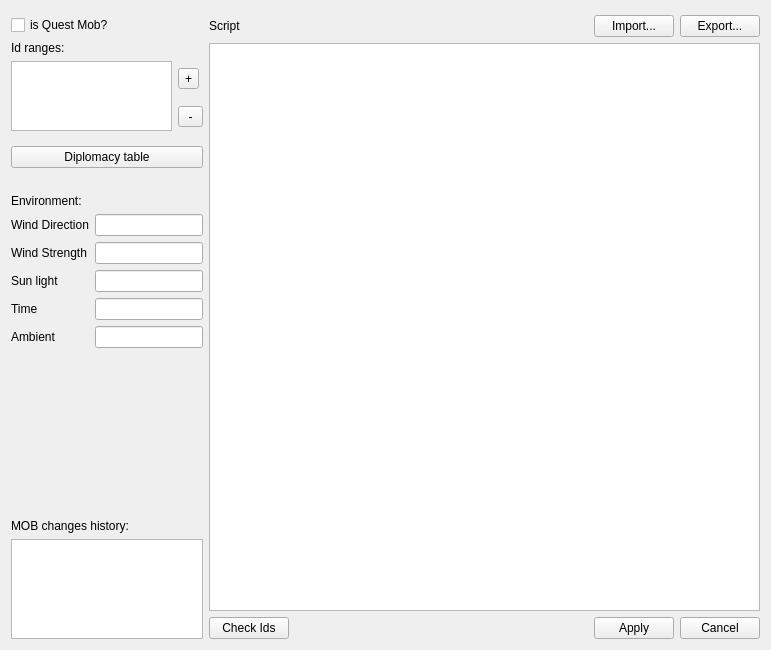
This is mob_parameters.ui in konstvest/ei_maper as Qt 5 draws it before an edit. The edited form follows.
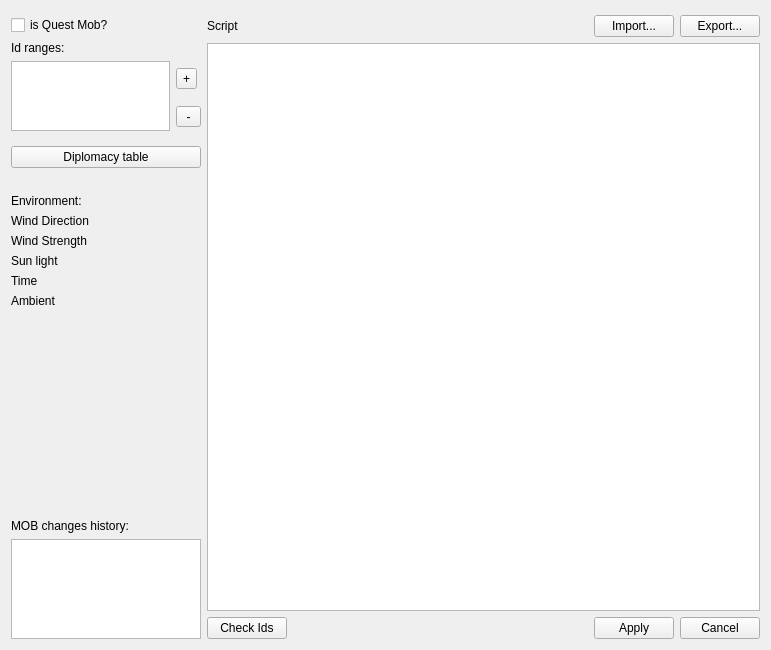
This is the edited form.

Commit message: redesign SWorldset to class CWorldSet

Diff of the .ui file:
```diff
--- a/mob_parameters.ui
+++ b/mob_parameters.ui
@@ -178,16 +178,6 @@
             </property>
            </widget>
           </item>
-          <item row="2" column="1">
-           <widget class="QLineEdit" name="windStrEdit">
-            <property name="minimumSize">
-             <size>
-              <width>0</width>
-              <height>0</height>
-             </size>
-            </property>
-           </widget>
-          </item>
           <item row="3" column="0">
            <widget class="QLabel" name="sunLight">
             <property name="text">
@@ -195,16 +185,6 @@
             </property>
            </widget>
           </item>
-          <item row="3" column="1">
-           <widget class="QLineEdit" name="sunLightEdit">
-            <property name="minimumSize">
-             <size>
-              <width>0</width>
-              <height>0</height>
-             </size>
-            </property>
-           </widget>
-          </item>
           <item row="0" column="0" colspan="2">
            <widget class="QLabel" name="labelEnv">
             <property name="text">
@@ -219,16 +199,6 @@
             </property>
            </widget>
           </item>
-          <item row="4" column="1">
-           <widget class="QLineEdit" name="timeEdit">
-            <property name="minimumSize">
-             <size>
-              <width>80</width>
-              <height>0</height>
-             </size>
-            </property>
-           </widget>
-          </item>
           <item row="5" column="0">
            <widget class="QLabel" name="ambient">
             <property name="text">
@@ -236,26 +206,6 @@
             </property>
            </widget>
           </item>
-          <item row="5" column="1">
-           <widget class="QLineEdit" name="ambientEdit">
-            <property name="minimumSize">
-             <size>
-              <width>0</width>
-              <height>0</height>
-             </size>
-            </property>
-           </widget>
-          </item>
-          <item row="1" column="1">
-           <widget class="QLineEdit" name="windDirEdit">
-            <property name="minimumSize">
-             <size>
-              <width>0</width>
-              <height>0</height>
-             </size>
-            </property>
-           </widget>
-          </item>
          </layout>
         </item>
        </layout>
```
The commit also changes 8 other files.
